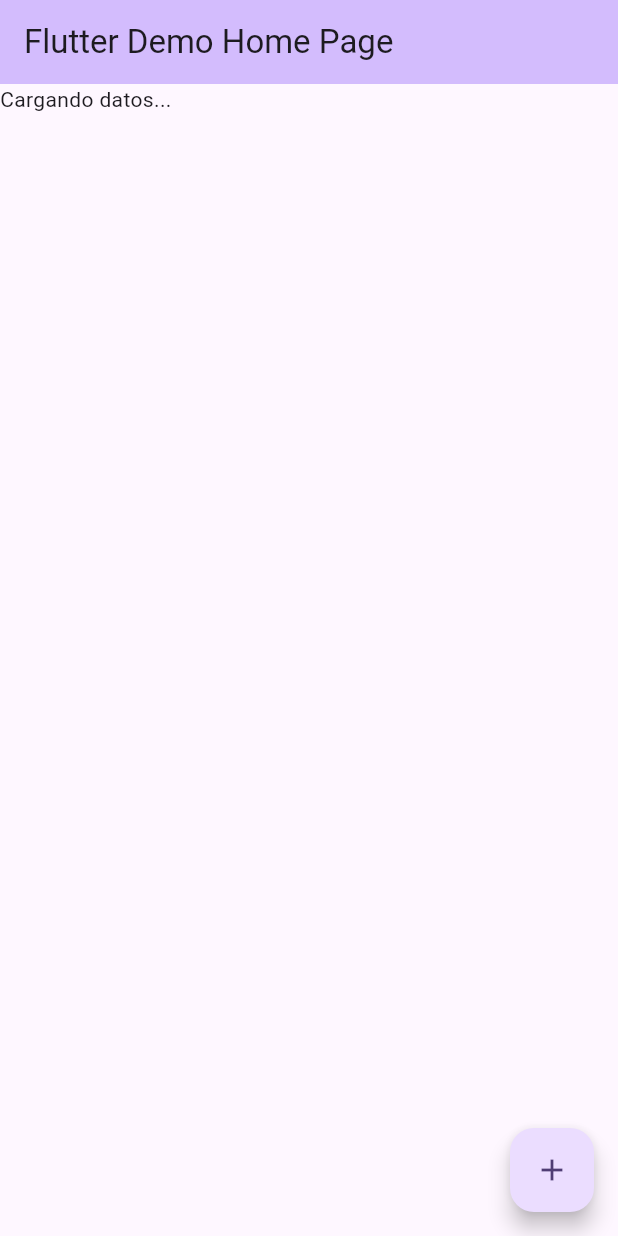
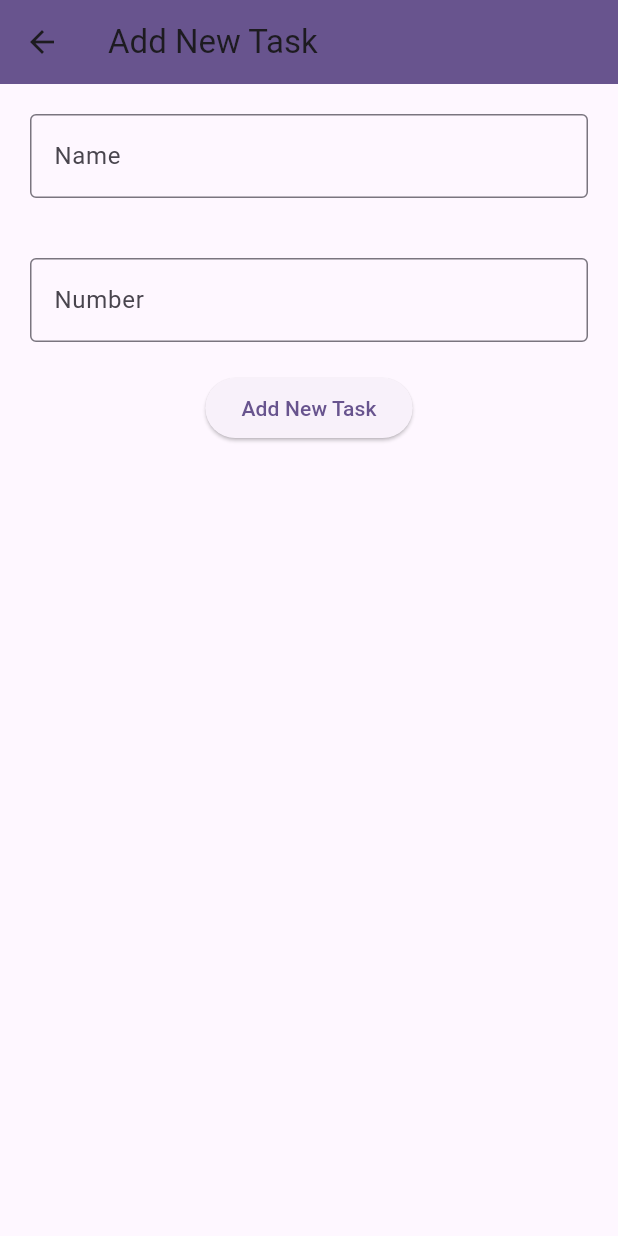
Before and after one commit to GEOcarri123456/firestone, a Flutter app: the screen it shows after launch, after a tap on the "add" icon, on a phone screen of 412 x 824 dp. Run offline on Flutter 3.47's test engine with Material 3 defaults, Android fonts, the phone set to English and light mode, and no system bars; our stand-ins replace cloud_firestore, firebase_core; accounts and stored records are empty.

Commit message:
Firestone-cargadedatos

```diff
--- a/lib/main.dart
+++ b/lib/main.dart
@@ -1,4 +1,5 @@
 import 'package:cloud_firestore/cloud_firestore.dart';
+import 'package:firestone/view/form_dask.dart';
 import 'package:flutter/material.dart';
 import 'package:firebase_core/firebase_core.dart';
 import 'firebase_options.dart';
@@ -60,7 +61,10 @@
       }),
       floatingActionButton: FloatingActionButton(
         onPressed: () {
-          print('Hola');
+          Navigator.push(
+            context,
+            MaterialPageRoute(builder: (context) => const AddNewTaskScreen())
+             );
         },
         tooltip: 'Increment',
         child: const Icon(Icons.add),
--- /dev/null
+++ b/lib/view/form_dask.dart
@@ -0,0 +1,76 @@
+import 'package:cloud_firestore/cloud_firestore.dart';
+import 'package:flutter/material.dart';
+
+class AddNewTaskScreen extends StatefulWidget {
+  const AddNewTaskScreen({super.key});
+
+  @override
+  State<AddNewTaskScreen> createState() => _AddNewTaskScreenState();
+}
+
+class _AddNewTaskScreenState extends State<AddNewTaskScreen> {
+  final nameController = TextEditingController();
+  final numberController = TextEditingController();
+
+  @override
+  void dispose() {
+    nameController.dispose();
+    numberController.dispose();
+    print('dispose');
+    super.dispose();
+  }
+
+  @override
+  Widget build(BuildContext context) {
+    return Scaffold(
+      appBar: AppBar(
+        title: const Text('Add New Task'),
+        backgroundColor: Theme.of(context).colorScheme.primary,
+      ),
+      body: Center(
+        child: Column(
+          children: [
+            Padding(
+              padding: const EdgeInsets.all(20),
+              child: TextField(
+                decoration: const InputDecoration(
+                  border: OutlineInputBorder(),
+                  hintText: 'Name',
+                ),
+                controller: nameController,
+              ),
+            ),
+            Padding(
+              padding: const EdgeInsets.all(20),
+              child: TextField(
+                decoration: const InputDecoration(
+                  border: OutlineInputBorder(),
+                  hintText: 'Number',
+                ),
+                controller: numberController,
+              ),
+            ),
+            ElevatedButton(
+                onPressed: () {
+
+                  final task = <String, dynamic>{
+                    "name": nameController.text,
+                    "number": int.parse(numberController.text),
+
+                  };
+                  final db = FirebaseFirestore.instance;
+                  db.collection("Firestone").add(task).then(
+                      (DocumentReference doc) {
+                        Navigator.pop(context);
+                        print('DocumentSnapshot added with ID: ${doc.id}');
+                      });
+
+                  print(nameController.text);
+                },
+                child: const Text('Add New Task')),
+          ],
+        ),
+      ),
+    );
+  }
+}
```
